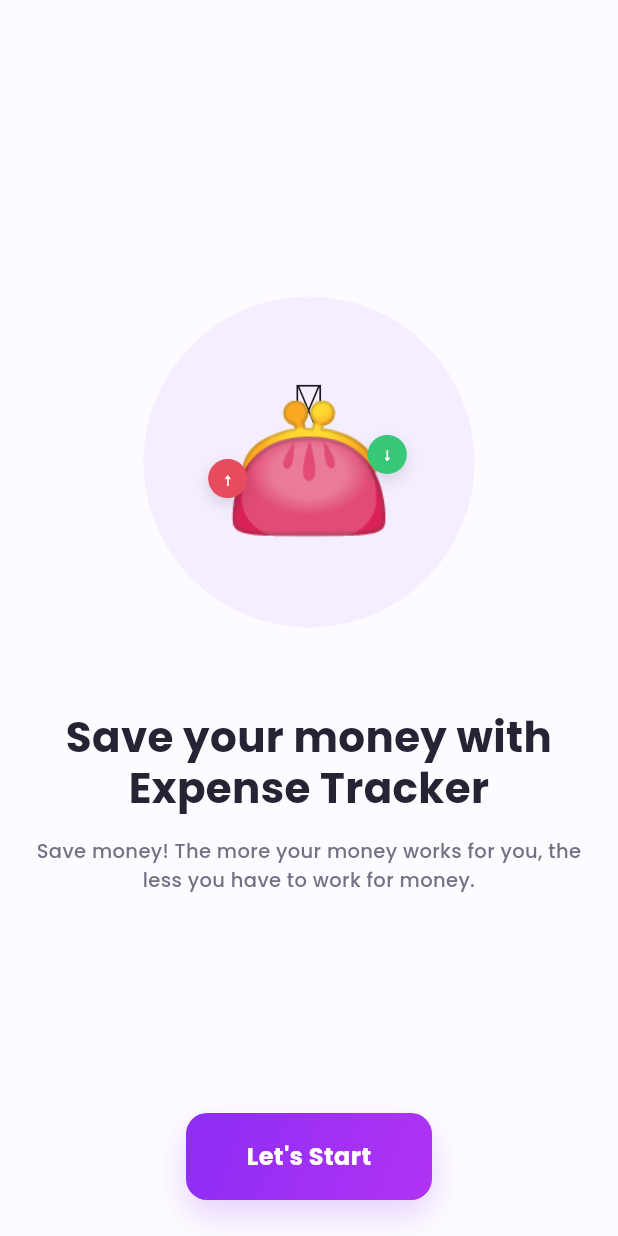
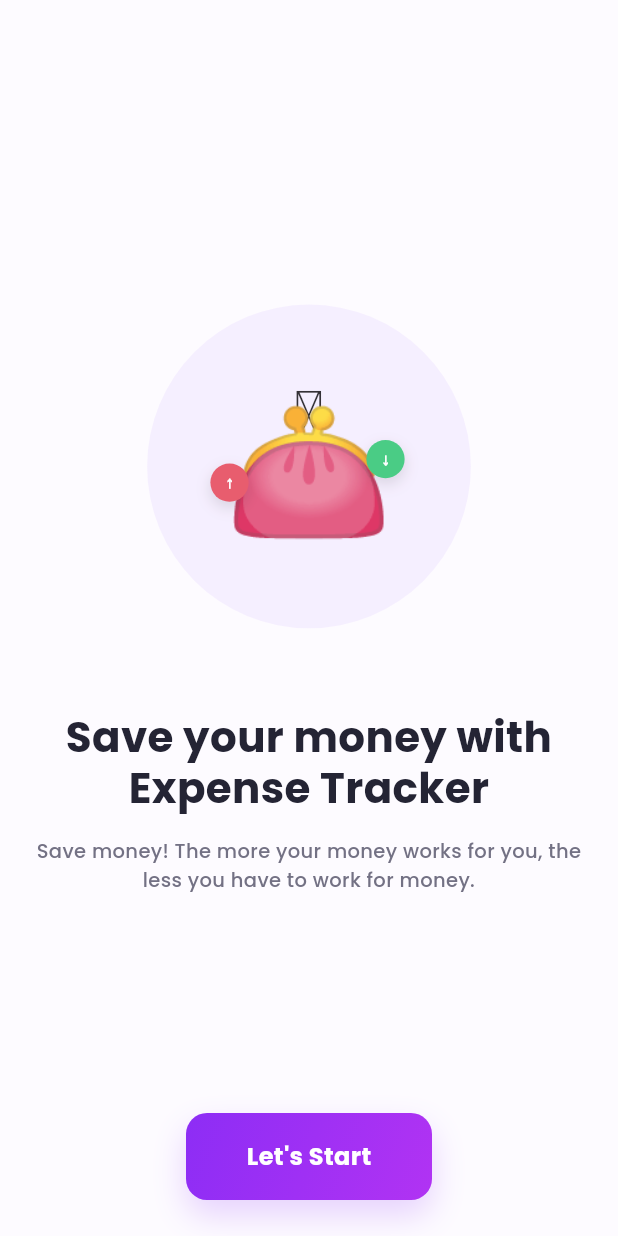
Before and after one commit to htetwai18/expense_tracker, a Flutter app: the first screen one second after launch, on a phone screen of 412 x 824 dp. Run offline on Flutter 3.47's test engine with Material 3 defaults, Android fonts, the phone set to English and light mode, and no system bars; our stand-ins replace google_fonts, hive, hive_flutter; accounts and stored records are empty.

Commit message:
enhance animation

```diff
--- a/lib/presentation_layer/splash/screen.dart
+++ b/lib/presentation_layer/splash/screen.dart
@@ -56,11 +56,19 @@ class AnimatedWalletHero extends StatelessWidget {
   @override
   Widget build(BuildContext context) {
     return TweenAnimationBuilder<double>(
-      tween: Tween(begin: 0.92, end: 1),
-      duration: const Duration(milliseconds: 900),
-      curve: Curves.easeOutBack,
-      builder: (context, scale, child) {
-        return Transform.scale(scale: scale, child: child);
+      tween: Tween(begin: 0, end: 1),
+      duration: const Duration(milliseconds: 1500),
+      curve: Curves.easeOutCubic,
+      builder: (context, animationValue, child) {
+        final scale = 0.82 + (animationValue * 0.18);
+        final verticalOffset = (1 - animationValue) * 28;
+        return Opacity(
+          opacity: animationValue,
+          child: Transform.translate(
+            offset: Offset(0, verticalOffset),
+            child: Transform.scale(scale: scale, child: child),
+          ),
+        );
       },
       child: Container(
         width: 220,
```
Also changed, not shown: lib/presentation_layer/overview/screen.dart (+14 -4 lines).
